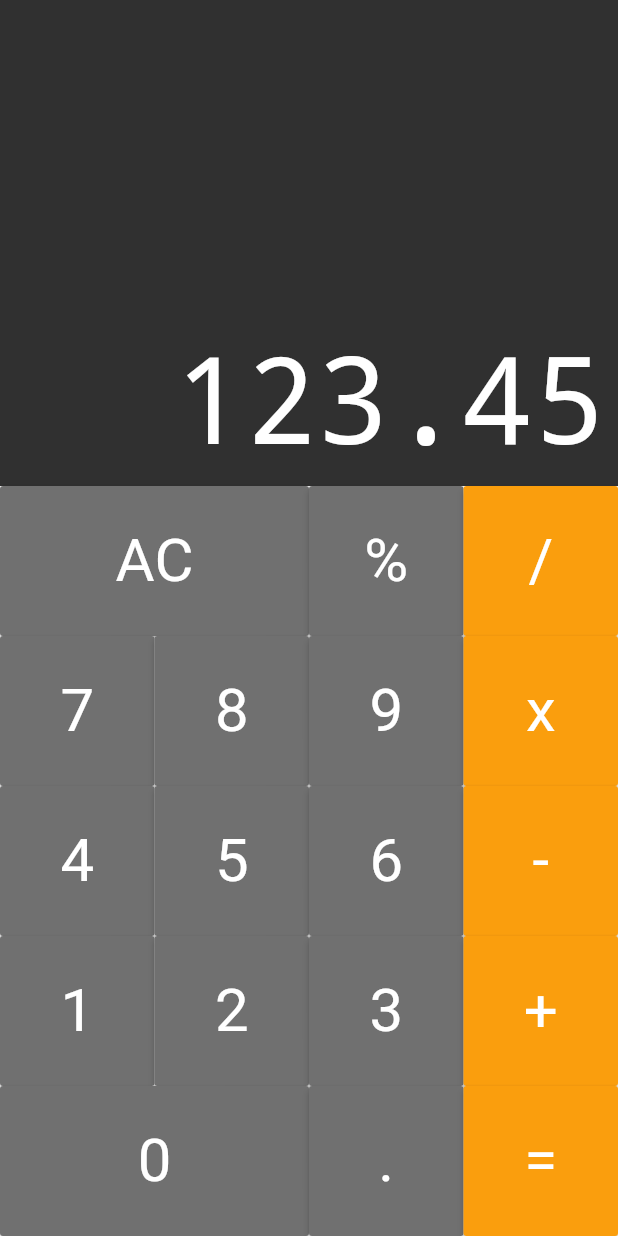
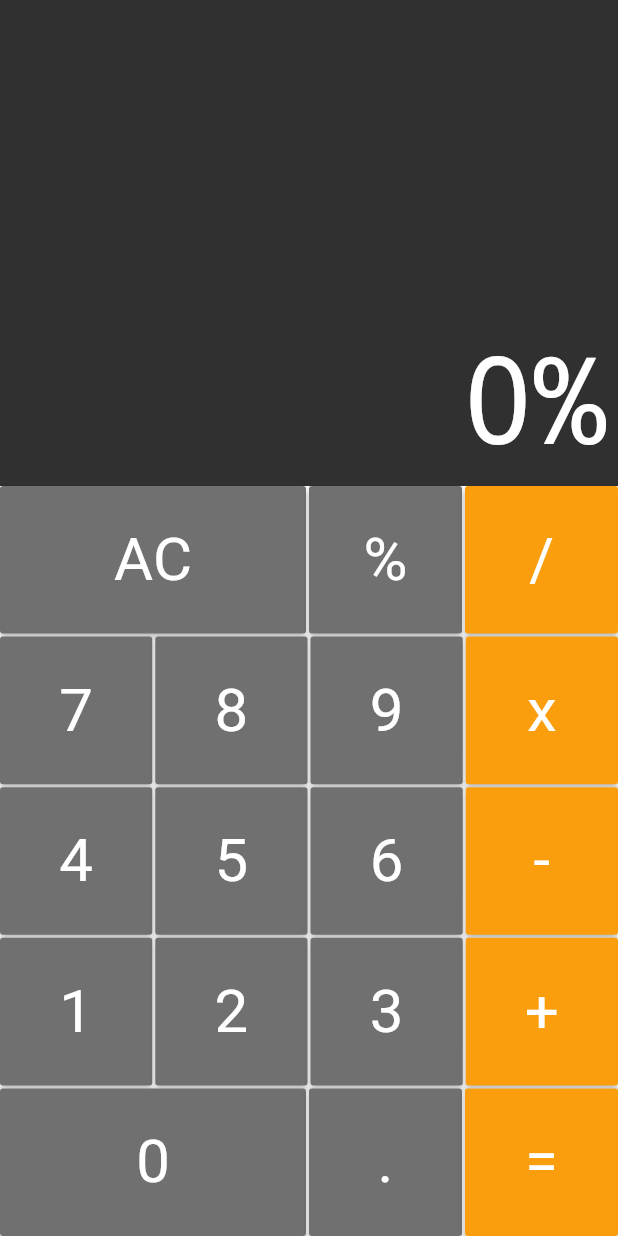
Before and after one commit to mabesi/slycalc, a Flutter app: the screen it shows after launch, after a tap on an icon or button, on a phone screen of 412 x 824 dp. Run offline on Flutter 3.47's test engine with Material 2 defaults, Android fonts, the phone set to English and light mode, and no system bars; drawn by our look-alikes of auto_size_text.

Commit message:
Keyboard layout and memory class completed

```diff
--- a/lib/components/button_row.dart
+++ b/lib/components/button_row.dart
@@ -13,7 +13,10 @@ class ButtonRow extends StatelessWidget {
       flex: 1,
       child: Row(
         crossAxisAlignment: CrossAxisAlignment.stretch,
-        children: buttons,
+        children: buttons.fold(<Widget>[], (list, b) {
+          list.isEmpty ? list.add(b) : list.addAll([SizedBox(width: 2),b]);
+          return list;
+        }),
       ),
     );
   }
--- a/lib/components/keyboard.dart
+++ b/lib/components/keyboard.dart
@@ -19,24 +19,28 @@ class Keyboard extends StatelessWidget {
             Button(text: '%', cb: cb),
             Button.operation(text: '/', cb: cb),
           ]),
+          SizedBox(height: 2),
           ButtonRow([
             Button(text: '7', cb: cb),
             Button(text: '8', cb: cb),
             Button(text: '9', cb: cb),
             Button.operation(text: 'x', cb: cb),
           ]),
+          SizedBox(height: 2),
           ButtonRow([
             Button(text: '4', cb: cb),
             Button(text: '5', cb: cb),
             Button(text: '6', cb: cb),
             Button.operation(text: '-', cb: cb),
           ]),
+          SizedBox(height: 2),
           ButtonRow([
             Button(text: '1', cb: cb),
             Button(text: '2', cb: cb),
             Button(text: '3', cb: cb),
             Button.operation(text: '+', cb: cb),
           ]),
+          SizedBox(height: 2),
           ButtonRow([
             Button.big(text: '0', cb: cb),
             Button(text: '.', cb: cb),
--- /dev/null
+++ b/lib/models/memory.dart
@@ -0,0 +1,19 @@
+class Memory {
+  String _value = '0';
+
+  String get value {
+    return _value;
+  }
+
+  void applyCommand(String command) {
+    if (command == 'AC') {
+      _allClear();
+    } else {
+      _value += command;
+    }
+  }
+
+  _allClear() {
+    _value = '0';
+  }
+}
--- a/lib/screens/calculator.dart
+++ b/lib/screens/calculator.dart
@@ -1,11 +1,23 @@
 import 'package:flutter/material.dart';
 import '../components/display.dart';
 import '../components/keyboard.dart';
+import '../models/memory.dart';
 
-class Calculator extends StatelessWidget {
+class Calculator extends StatefulWidget {
 
-  _onPressed(String text) {
-    print(text);
+  @override
+  _CalculatorState createState() => _CalculatorState();
+}
+
+class _CalculatorState extends State<Calculator> {
+
+  final Memory memory = Memory();
+
+  _onPressed(String command) {
+    setState(() {
+      memory.applyCommand(command);
+    });
+    //print(text);
   }
 
   @override
@@ -14,7 +26,7 @@ class Calculator extends StatelessWidget {
       debugShowCheckedModeBanner: false,
       home: Column(
         children: <Widget>[
-          Display('123.45'),
+          Display(memory.value),
           Keyboard(_onPressed),
         ],
       ),
```
